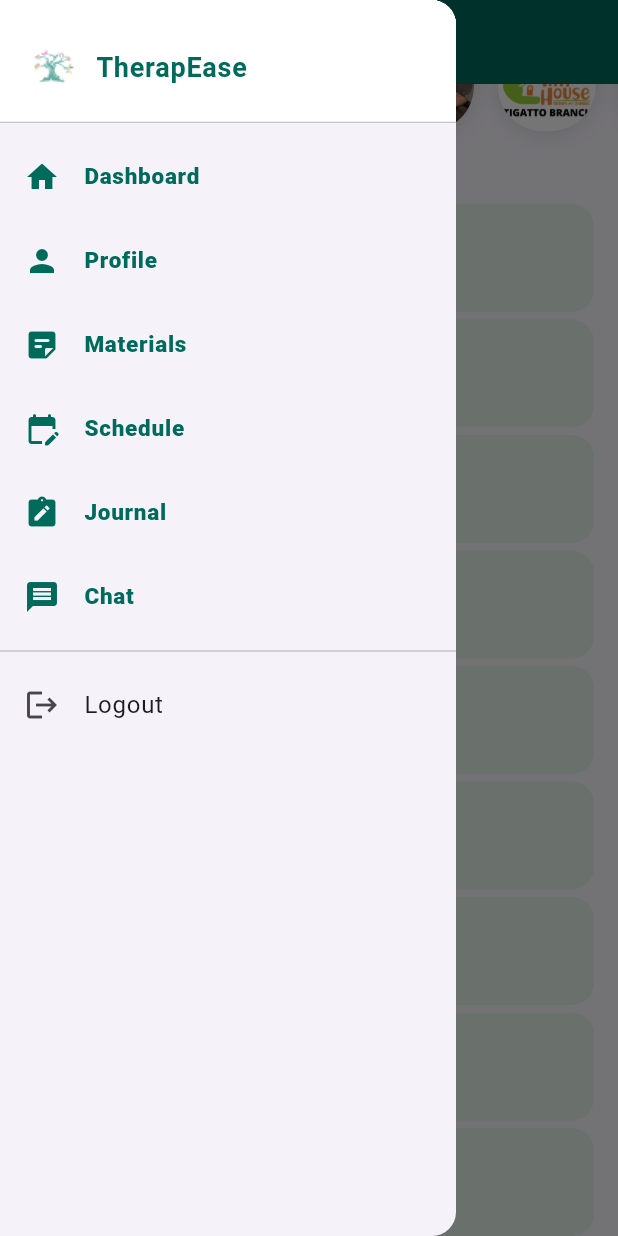
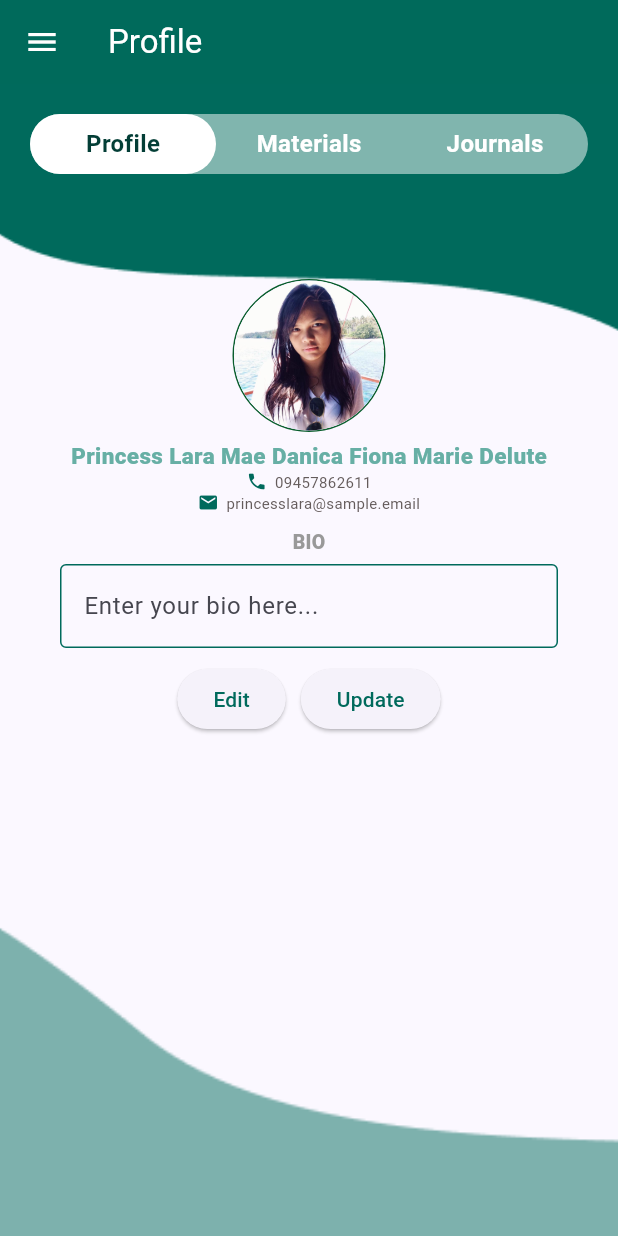
Before and after one commit to hcaja/thera, a Flutter app: the MessageScreen screen opened by its route, scrolled down 140 dp, after a tap on the "menu" icon, after a tap on "Profile", on a phone screen of 412 x 824 dp. Run offline on Flutter 3.47's test engine with Material 2 defaults, Android fonts, the phone set to English and light mode, and no system bars; our stand-ins replace delayed_display, google_maps_flutter, image_picker, logger, pocketbase; missing offline and left inert: custom_clippers; Roboto replaces fonts that are missing (Poppins).

Commit message:
2nd commit, for parent profile

```diff
--- a/flutter_application_1/lib/chat/message_screen.dart
+++ b/flutter_application_1/lib/chat/message_screen.dart
@@ -103,6 +103,7 @@ class MessageScreen extends StatelessWidget {
                 ),
               ),
               onTap: () {
+                Navigator.of(context).pushNamed('/parentprofile');
                 // Handle profile action here
               },
             ),
--- a/flutter_application_1/lib/main.dart
+++ b/flutter_application_1/lib/main.dart
@@ -8,6 +8,7 @@ import 'package:flutter_application_1/screens/auth/parent_login.dart';
 import 'package:flutter_application_1/screens/auth/therapist_login.dart';
 import 'package:flutter_application_1/screens/clinic/clinic_gallery.dart';
 import 'package:flutter_application_1/screens/clinic/clinic_profile.dart';
+import 'package:flutter_application_1/screens/parent/parent_profile.dart';
 import 'package:flutter_application_1/screens/parent/ther_dash.dart';
 import 'package:flutter_application_1/screens/registration/clinic_reg.dart';
 import 'package:flutter_application_1/screens/clinic/clinic_review.dart';
@@ -57,8 +58,9 @@ class MyApp extends StatelessWidget {
         '/therapiststab': (context) => const TherapistsDashboard(),
         '/patientlist': (context) => const PatientList(),
         '/messagescreen': (context) => const MessageScreen(),
-        '/chatscreen': (context) =>
-            const ChatScreen(), // Set RegistrationPage as a secondary route
+        '/chatscreen': (context) => const ChatScreen(),
+        '/parentprofile': (context) =>
+            const ParentProfile(), // Set RegistrationPage as a secondary route
       },
     );
   }
--- a/flutter_application_1/lib/screens/parent/dashboard.dart
+++ b/flutter_application_1/lib/screens/parent/dashboard.dart
@@ -93,7 +93,7 @@ class Dashboard extends StatelessWidget {
                 ),
               ),
               onTap: () {
-                // Handle profile action here
+                Navigator.of(context).pushNamed('/parentprofile');
               },
             ),
             ListTile(
--- a/flutter_application_1/lib/screens/parent/parent_profile.dart
+++ b/flutter_application_1/lib/screens/parent/parent_profile.dart
@@ -0,0 +1,383 @@
+import 'package:flutter/material.dart';
+import 'package:flutter_application_1/screens/auth/connection.dart';
+import 'package:flutter_application_1/screens/auth/login_as.dart';
+import 'package:flutter_application_1/screens/parent/tab_bar.dart';
+
+class ParentProfile extends StatelessWidget {
+  const ParentProfile({Key? key}) : super(key: key);
+
+  @override
+  Widget build(BuildContext context) {
+    final Size mq = MediaQuery.of(context).size;
+
+    return Scaffold(
+      appBar: AppBar(
+        title: const Text(
+          'Profile',
+          style: TextStyle(color: Colors.white),
+        ),
+        backgroundColor: const Color(0xFF006A5B),
+        leading: Builder(
+          builder: (BuildContext context) {
+            return IconButton(
+              icon: const Icon(Icons.menu),
+              color: Colors.white,
+              onPressed: () {
+                Scaffold.of(context).openDrawer();
+              },
+            );
+          },
+        ),
+      ),
+
+      // drawer or sidebar of hamburger menu
+      drawer: Drawer(
+        child: ListView(
+          children: [
+            SizedBox(
+              height: 90,
+              child: DrawerHeader(
+                decoration: const BoxDecoration(
+                  color: Colors.white, // background color of the head title
+                ),
+                child: Row(
+                  children: [
+                    Image.asset("asset/icons/logo_ther.png",
+                        width: 40.0, height: 40.0), // logo
+
+                    // Add spacing between logo and text
+                    const SizedBox(width: 8.0),
+
+                    // app name
+                    const Text(
+                      "TherapEase",
+                      style: TextStyle(
+                        color: Color(0xFF006A5B),
+                        fontFamily: 'Poppins',
+                        fontSize: 18,
+                        fontWeight: FontWeight.bold,
+                      ),
+                    ),
+                  ],
+                ),
+              ),
+            ),
+
+            // Add your other side bar items
+            ListTile(
+              leading: const Icon(Icons.person),
+              iconColor: const Color(0xFF006A5B),
+              title: const Text(
+                'Profile',
+                style: TextStyle(
+                  color: Color(0xFF006A5B),
+                  fontFamily: 'Poppins',
+                  fontSize: 15,
+                  fontWeight: FontWeight.w900,
+                ),
+              ),
+              onTap: () {
+                Navigator.of(context).pushNamed('/parentprofile');
+                // Handle profile action here
+              },
+            ),
+            ListTile(
+              leading: const Icon(Icons.edit_calendar_rounded),
+              iconColor: const Color(0xFF006A5B),
+              title: const Text(
+                'Booking',
+                style: TextStyle(
+                  color: Color(0xFF006A5B),
+                  fontFamily: 'Poppins',
+                  fontSize: 15,
+                  fontWeight: FontWeight.w900,
+                ),
+              ),
+              onTap: () {
+                // Handle booking action here
+              },
+            ),
+            ListTile(
+              leading: const Icon(Icons.sticky_note_2_rounded),
+              iconColor: const Color(0xFF006A5B),
+              title: const Text(
+                'Materials',
+                style: TextStyle(
+                  color: Color(0xFF006A5B),
+                  fontFamily: 'Poppins',
+                  fontSize: 15,
+                  fontWeight: FontWeight.w900,
+                ),
+              ),
+              onTap: () {
+                // Handle materials action here
+              },
+            ),
+            ListTile(
+              leading: const Icon(Icons.edit_note_rounded),
+              iconColor: const Color(0xFF006A5B),
+              title: const Text(
+                'Patient List',
+                style: TextStyle(
+                  color: Color(0xFF006A5B),
+                  fontFamily: 'Poppins',
+                  fontSize: 15,
+                  fontWeight: FontWeight.w900,
+                ),
+              ),
+              onTap: () {
+                Navigator.of(context).pushNamed('/patientlist');
+                // Handle patient list action here
+              },
+            ),
+
+            ListTile(
+              leading: const Icon(Icons.groups_2),
+              iconColor: const Color(0xFF006A5B),
+              title: const Text(
+                'Clinic Staff',
+                style: TextStyle(
+                  color: Color(0xFF006A5B),
+                  fontFamily: 'Poppins',
+                  fontSize: 15,
+                  fontWeight: FontWeight.w900,
+                ),
+              ),
+              onTap: () {
+                // Handle clinic staff action here
+              },
+            ),
+            ListTile(
+              leading: const Icon(Icons.message),
+              iconColor: const Color(0xFF006A5B),
+              title: const Text(
+                'Chat',
+                style: TextStyle(
+                  color: Color(0xFF006A5B),
+                  fontFamily: 'Poppins',
+                  fontSize: 15,
+                  fontWeight: FontWeight.w900,
+                ),
+              ),
+              onTap: () {
+                Navigator.of(context).pushNamed('/messagescreen');
+                // Handle chat action here
+              },
+            ),
+            // Add more items as needed
+
+            // Add a divider for visual separation for logout
+            const Divider(),
+            ListTile(
+              leading: const Icon(Icons.logout), // Icon for logout
+              title: const Text('Logout'), // Text for logout
+              onTap: () {
+                Connection.pb.authStore.clear();
+                Navigator.of(context).push(
+                    MaterialPageRoute(builder: (context) => const LoginAs()));
+                // Handle logout action here
+              },
+            ),
+          ],
+        ),
+      ),
+
+      // body
+      body: Builder(
+        builder: (context) => Stack(children: [
+          Positioned(
+            top: 0,
+            left: 0,
+            right: 0,
+            child: ConstrainedBox(
+              constraints: BoxConstraints.expand(height: mq.height * 0.30),
+              child: Image.asset(
+                'asset/images/Ellipse 1.png', // top background
+                fit: BoxFit.cover,
+              ),
+            ),
+          ),
+          // bottom background
+          Positioned(
+            bottom: 0,
+            left: 0,
+            right: 0,
+            child: ConstrainedBox(
+              constraints: BoxConstraints.expand(height: mq.height * 0.3),
+              child: Image.asset(
+                'asset/images/Ellipse 2.png',
+                fit: BoxFit.cover,
+              ),
+            ),
+          ),
+
+          Positioned(
+            child: ListView(children: <Widget>[
+              const SizedBox(height: 20),
+
+              // - Tab bar -
+              const Padding(
+                padding: EdgeInsets.only(left: 20, right: 20, bottom: 20),
+                child: ParentTabBar(),
+              ),
+
+              // Padding added before the CustomTabBar to avoid overlap
+              const SizedBox(height: 50),
+              Column(
+                mainAxisAlignment: MainAxisAlignment.center,
+                crossAxisAlignment: CrossAxisAlignment.center,
+                children: [
+                  // Profile picture
+                  Container(
+                    decoration: BoxDecoration(
+                      border: Border.all(
+                        color: const Color(0xFF0A5E2D),
+                        width: 1.0,
+                      ),
+                      shape: BoxShape.circle,
+                    ),
+                    child: const CircleAvatar(
+                      radius: 50,
+                      backgroundImage: AssetImage('asset/images/lara.jpg'),
+                    ),
+                  ),
+
+                  // Spacing between profile picture and parent name
+                  const SizedBox(height: 5),
+
+                  // Parent Name
+                  const Text(
+                    'Princess Lara Mae Danica Fiona Marie Delute',
+                    style: TextStyle(
+                      color: Color(0xFF67AFA5),
+                      fontSize: 15,
+                      fontFamily: 'Poppins',
+                      fontWeight: FontWeight.w900,
+                    ),
+                  ),
+
+                  const Column(
+                    children: [
+                      Row(
+                        mainAxisAlignment: MainAxisAlignment.center,
+                        children: [
+                          Icon(
+                            Icons.phone,
+                            color: Color(
+                                0xFF006A5C), // Change the color of the phone icon
+                            size: 14, // Change the size of the phone icon
+                          ),
+                          SizedBox(
+                            width: 5,
+                          ),
+                          Text(
+                            "09457862611",
+                            style: TextStyle(
+                              color: Color(
+                                  0xFF645B5B), // Change the color of the phone number text
+                              fontSize:
+                                  10, // Change the font size of the phone number text
+                            ),
+                          ),
+                        ],
+                      ),
+                      Row(
+                        mainAxisAlignment: MainAxisAlignment.center,
+                        children: [
+                          Icon(
+                            Icons.email,
+                            color: Color(
+                                0xFF006A5C), // Change the color of the email icon
+                            size: 14, // Change the size of the email icon
+                          ),
+                          SizedBox(
+                            width: 5,
+                          ),
+                          Text(
+                            "princesslara@sample.email",
+                            style: TextStyle(
+                              color: Color(
+                                  0xFF645B5B), // Change the color of the email text
+                              fontSize:
+                                  10, // Change the font size of the email text
+                            ),
+                          ),
+                        ],
+                      ),
+                    ],
+                  ),
+
+                  // Spacing between parent name and bio
+                  const SizedBox(height: 5),
+                  Column(
+                    children: [
+                      const SizedBox(height: 5),
+                      const Text(
+                        "BIO",
+                        style: TextStyle(
+                          color: Color(0xFF999999),
+                          fontSize: 13,
+                          fontFamily: 'Poppins',
+                          fontWeight: FontWeight.w900,
+                        ),
+                      ),
+                      const SizedBox(height: 5),
+
+                      // Bio Text Field
+                      Padding(
+                        padding: const EdgeInsets.only(left: 40.0, right: 40.0),
+                        child: TextFormField(
+                          decoration: const InputDecoration(
+                            hintText: "Enter your bio here...", // Hint text
+                            focusedBorder: OutlineInputBorder(
+                              borderSide: BorderSide(color: Colors.green),
+                            ),
+                            enabledBorder: OutlineInputBorder(
+                              borderSide: BorderSide(color: Color(0xFF006A5C)),
+                            ),
+                          ),
+                        ),
+                      ),
+
+                      const SizedBox(height: 10),
+                      // Buttons for Update and Edit
+                      Row(
+                        mainAxisAlignment: MainAxisAlignment.center,
+                        children: [
+                          ElevatedButton(
+                            onPressed: () {
+                              // Handle the "Update" button action
+                            },
+                            child: const Text(
+                              "Edit",
+                              style: TextStyle(
+                                color: Color(0xFF006A5C),
+                              ),
+                            ),
+                          ),
+                          const SizedBox(
+                              width: 10), // Add spacing between the buttons
+                          ElevatedButton(
+                            onPressed: () {
+                              // Handle the "Edit" button action
+                            },
+                            child: const Text(
+                              "Update",
+                              style: TextStyle(
+                                color: Color(0xFF006A5C),
+                              ),
+                            ),
+                          ),
+                        ],
+                      ),
+                    ],
+                  )
+                ],
+              ),
+            ]),
+          ),
+        ]),
+      ),
+    );
+  }
+}
--- /dev/null
+++ b/flutter_application_1/lib/screens/parent/tab_bar.dart
@@ -0,0 +1,81 @@
+import 'package:flutter/material.dart';
+
+class ParentTabBar extends StatefulWidget {
+  const ParentTabBar({Key? key}) : super(key: key);
+
+  @override
+  State<ParentTabBar> createState() => _ParentTabBarState();
+}
+
+class _ParentTabBarState extends State<ParentTabBar> {
+  int _selectedTabIndex = 0;
+
+  void _onTabTapped(int index) {
+    setState(() {
+      _selectedTabIndex = index;
+      if (index == 1) {
+        // Navigate to the Therapists Dashboard using the defined route name
+        Navigator.of(context).pushNamed('/parentmaterials');
+      } else if (index == 0) {
+        // Navigate to the Clinic Dashboard using the defined route name
+        Navigator.of(context).pushNamed('/parentprofile');
+      } else if (index == 2) {
+        // Navigate to the Materials Dashboard using the defined route name
+        Navigator.of(context).pushNamed('/parentjournals');
+      }
+    });
+  }
+
+  Widget buildTab(String label, int index) {
+    final isSelected = _selectedTabIndex == index;
+    return Expanded(
+      child: GestureDetector(
+        onTap: () {
+          _onTabTapped(index); // Call the method to handle navigation
+        },
+        child: Container(
+          height: 40,
+          decoration: BoxDecoration(
+            color: isSelected
+                ? Colors.white
+                : Colors
+                    .transparent, // Set background color to white when selected
+            borderRadius: BorderRadius.circular(20),
+          ),
+          alignment: Alignment.center,
+          child: Text(
+            label,
+            style: TextStyle(
+              color: isSelected
+                  ? const Color.fromARGB(255, 3, 62, 54)
+                  : Colors.white, // Set text color based on selection
+              fontSize: 16,
+              fontWeight: FontWeight.w600,
+            ),
+          ),
+        ),
+      ),
+    );
+  }
+
+  @override
+  Widget build(BuildContext context) {
+    return Container(
+      width: 350, // Adjust the width as needed
+      height: 40,
+      decoration: BoxDecoration(
+        color: Colors.white.withOpacity(0.5),
+        shape: BoxShape.rectangle,
+        borderRadius: BorderRadius.circular(20),
+      ),
+      child: Row(
+        mainAxisAlignment: MainAxisAlignment.spaceEvenly,
+        children: [
+          buildTab('Profile', 0),
+          buildTab('Materials', 1),
+          buildTab('Journals', 2),
+        ],
+      ),
+    );
+  }
+}
```
Also changed, not shown: flutter_application_1/asset/images/lara.jpg (added).
